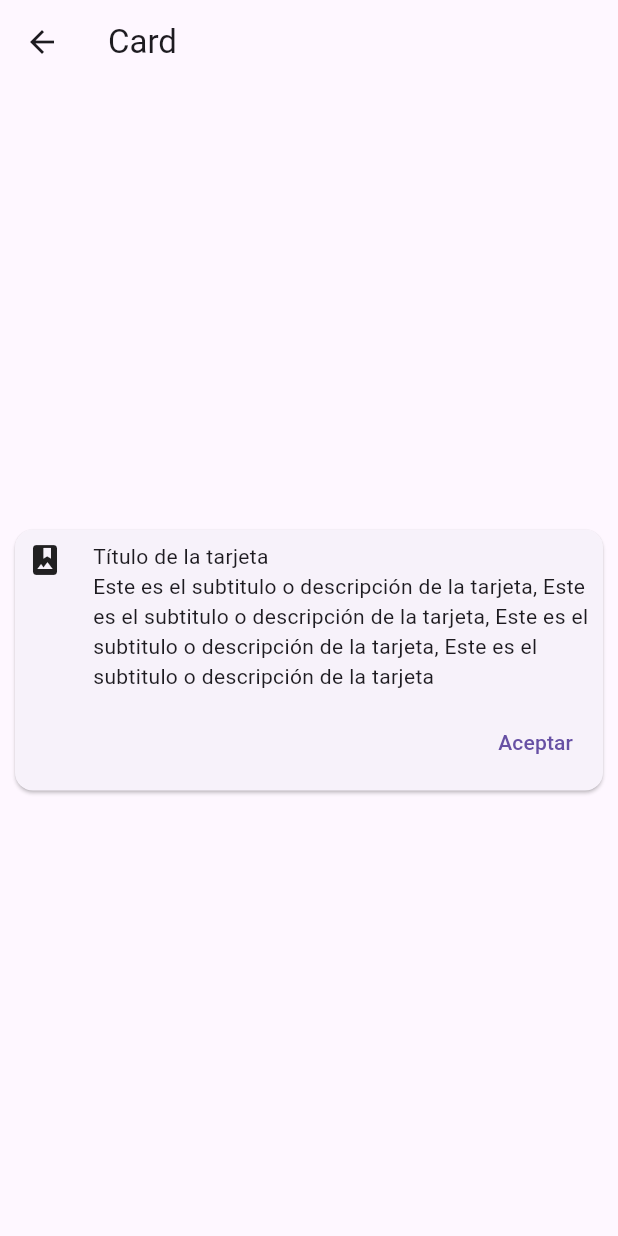
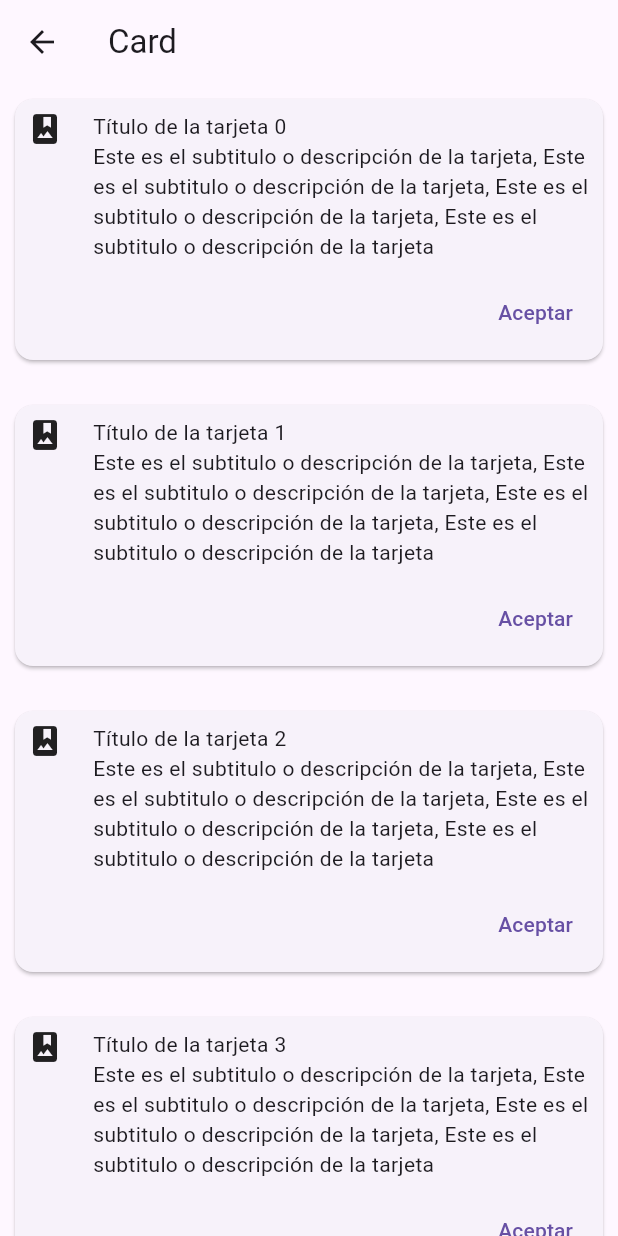
Before and after one commit to RicharC293/componentes, a Flutter app: the CardScreen screen opened by its route, on a phone screen of 412 x 824 dp. Run offline on Flutter 3.47's test engine with Material 3 defaults, Android fonts, the phone set to English and light mode, and no system bars.

Commit message:
Refactor card screen layout and add dynamic card generation

```diff
--- a/lib/screens/card_screen.dart
+++ b/lib/screens/card_screen.dart
@@ -9,8 +9,9 @@ class CardScreen extends StatelessWidget {
   Widget build(BuildContext context) {
     return Scaffold(
       appBar: AppBar(title: const Text("Card")),
-        body: Center(
-          child: Card(
+      body: ListView.separated(
+        itemBuilder: (context, index) {
+          return Card(
           margin: EdgeInsets.all(10),
           child: Padding(
             padding: const EdgeInsets.all(8.0),
@@ -24,19 +25,25 @@ class CardScreen extends StatelessWidget {
                     mainAxisSize: MainAxisSize.min,
                     crossAxisAlignment: CrossAxisAlignment.start,
                     children: [
-                        Text('Título de la tarjeta'),
-                        Text('Este es el subtitulo o descripción de la tarjeta, Este es el subtitulo o descripción de la tarjeta, Este es el subtitulo o descripción de la tarjeta, Este es el subtitulo o descripción de la tarjeta'),
+                      Text('Título de la tarjeta $index'),
+                      Text(
+                          'Este es el subtitulo o descripción de la tarjeta, Este es el subtitulo o descripción de la tarjeta, Este es el subtitulo o descripción de la tarjeta, Este es el subtitulo o descripción de la tarjeta'),
                       SizedBox(height: 10),
                       Align(
                           alignment: Alignment.bottomRight,
-                          child: TextButton(onPressed: () {}, child: const Text('Aceptar'))),
+                          child: TextButton(
+                              onPressed: () {}, child: const Text('Aceptar'))),
                     ],
                   ),
                 ),
               ],
             ),
           ),
+        );
+        },
+        separatorBuilder: (_, __) => const SizedBox(height: 10),
+        itemCount: 10
         ),
-        ));
+    );
   }
 }
```
Lines whose indentation alone changed are shown as unchanged.
